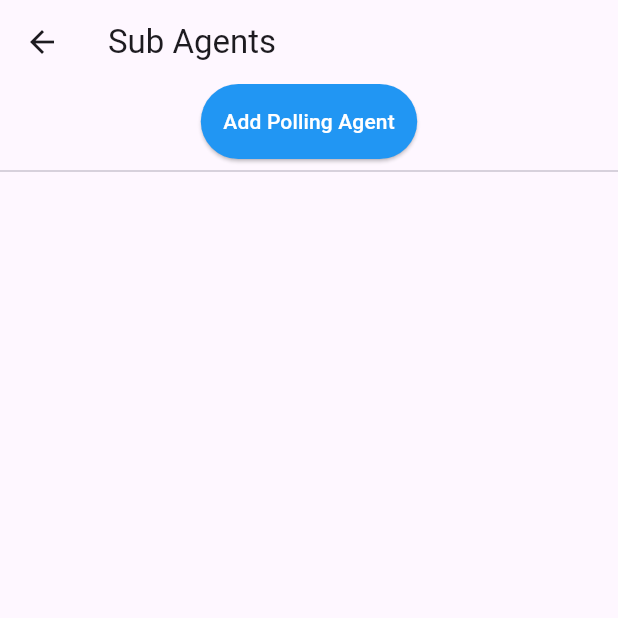
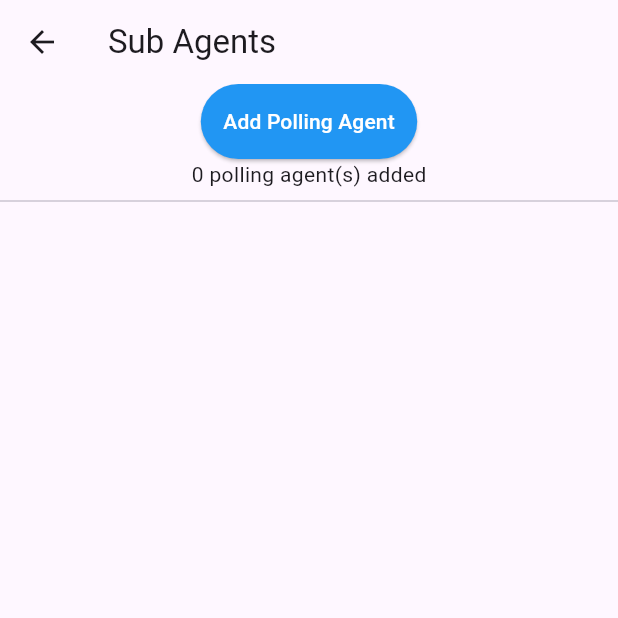
Before and after one commit to Election-Audits/pa-flutter2, a Flutter app: the AgentPage screen opened directly, on a phone screen of 412 x 824 dp, the top half of it. Run offline on Flutter 3.47's test engine with Material 3 defaults, Android fonts, the phone set to English and light mode, and no system bars; our stand-ins replace cached_network_image, cookie_jar, date_format, dio, dio_cookie_manager, event_bus and 8 more; missing offline and left inert: devicelocale; accounts and stored records are empty; network calls fail; statements that could not run were skipped.

Commit message:
Now showing agents added on init of Agents screen

```diff
--- a/i18n/en-US.json
+++ b/i18n/en-US.json
@@ -58,6 +58,7 @@
     "loginCodes": "Login Codes",
     "myElectAreas": "My Electoral Areas",
     "noAccountQuestion": "Don't have an account? ",
+    "notSignedUp": "not signed up",
     "numberAgentsAdded": "{numAgents} polling agent(s) added",
     "otherNames": "other names",
     "otherNamesOptional": "other names (optional)",
@@ -68,6 +69,7 @@
     "phoneError": "must enter phone number",
     "phoneHint": "0240001234",
     "previouslyAdded": "Previously added",
+    "signedUp": "signed up",
     "somethingWentWrong": "Sorry, something went wrong. Try again later",
     "subAgents": "Sub Agents",
     "submit": "Submit",
--- a/lib/page/subagent/agent.dart
+++ b/lib/page/subagent/agent.dart
@@ -33,34 +33,18 @@ class _AgentPageState extends ConsumerState<AgentPage> {
 
   _AgentPageState(this.isLoginCodeScreen) : super();
 
-  // array of subAgents to add
-  // final List subAgents = [
-  //   {"name": "Jacob Tetteh", "email": "p1-1@example.com", "phone": "0240010001", "hasSignedUp": true},
-  //   {"name": "Eugenia Doe", "email": "p1-2@example.com", "hasSignedUp": false}
-  // ];
-
-  ///
-  // Widget processSubAgent(var input) {
-  //   return Text("Ok here i am");
-  // }
-
-  final List<Widget> agentWidgets = [];
-  // [
-  //   Column(children: [
-  //     Text("Name One"), Text("0240010001"), Divider()
-  //   ],),
-  //   Column(children: [
-  //     Text("Name Two"), Text("blah@example.com"), Divider()
-  //   ],)
-  // ];
+  List<Widget> agentWidgets = [];
+  int numAgentsAdded = 0;
 
 
   @override
   void initState() {
     super.initState();
     // get the subAgents
+    getSubAgentsQuery();
   }
 
+  //@override void didChangeDependencies ()
 
   @override
   Widget build(BuildContext context) {
@@ -77,14 +61,7 @@ class _AgentPageState extends ConsumerState<AgentPage> {
             children: [
               // show 'add agent' button
               isLoginCodeScreen ? SizedBox.shrink()
-              : //Padding(
-                //padding: const EdgeInsets.only(top: 28.0),
-                //child:
-                  //Row(
-                  //children: <Widget>[
-                    //Expanded(child: Builder(builder: (context) {
-                      //return
-                      ElevatedButton(
+              : ElevatedButton(
                   style: TextButton.styleFrom(
                       foregroundColor: Theme.of(context).primaryColor,
                       padding: EdgeInsets.all(15.0)),
@@ -93,15 +70,13 @@ class _AgentPageState extends ConsumerState<AgentPage> {
                   onPressed: () { // navigate to screen for adding subagents
                     Navigator.of(context).push(MaterialPageRoute(
                       builder: (context) {
-                              return AgentFormPage(numAgentsAdded: 0,); // TODO: set numAgentsAdded
+                        return AgentFormPage(numAgentsAdded: numAgentsAdded,);
                       }
                     ));
                   },
-                      ),//;
-                    //})),
-                  //],
-                //),
-              //)
+                ),
+              isLoginCodeScreen ? SizedBox.shrink()
+              : Text(I18n.of(context)!.numberAgentsAdded(numAgentsAdded.toString())),
               Divider(),
               ListView.builder(
                 shrinkWrap: true,
@@ -114,16 +89,6 @@ class _AgentPageState extends ConsumerState<AgentPage> {
                   //   child: Center(child: Text('Entry $index')),
                   // );
                   return agentWidgets[index];
-                  //Column(
-                          // children: [
-                          //   Text('My name'),
-                          //   Text('my email address'),
-                          //   Text('my phone number'),
-                          //   Text('Not signed up', style: TextStyle(color: Colors.red),),
-                          //   //SizedBox(width: 50, height: 25, )
-                          //   Divider()
-                          // ],
-                  //);
                 }
               )
             ],
@@ -137,14 +102,61 @@ class _AgentPageState extends ConsumerState<AgentPage> {
 
   /// get subAgents on init
   Future getSubAgentsQuery() async {
+    debugPrint('getSubAgentsQuery..');
+
+    // show loading dialog/spinner
+    // showDialog(
+    //   context: context,
+    //   barrierDismissible: false,
+    //   builder: (BuildContext context) {
+    //     return LoadingDialog(
+    //       showContent: false,
+    //       backgroundColor: Colors.black38,
+    //       loadingView: SpinKitCircle(color: Colors.white),
+    //     );
+    //   }
+    // );
+
     try {
       var response = await XHttp.get('/subagents');
+
+      ///Navigator.of(context).pop(); // pop loading dialog/spinner
       int status = response.statusCode;
 
       if (status == 200) {
         // update agentWidgets
+        var subAgents = response.data;
+        debugPrint('sub agents: $subAgents');
+
+        List<Widget> tmpWidgets = [];
+        //tmpWidgets.addAll(
+        subAgents.forEach((agent){
+          debugPrint('agent: $agent');
+          var name = '';
+          if (agent.containsKey('otherNames')) name += agent['otherNames'];
+          if (agent.containsKey('surname')) name += ' ${agent['surname']}';
+          // check if user completed signup
+          bool emailConfirmed = agent.containsKey('emailConfirmed') && agent.emailConfirmed;
+          bool phoneConfirmed = agent.containsKey('phoneConfirmed') && agent.phoneConfirmed;
+          bool hasSignedUp = emailConfirmed || phoneConfirmed;
+
+          tmpWidgets.add(
+            Column(children: [ // return
+              name.isNotEmpty ? Text(name) : SizedBox.shrink(),
+              agent.containsKey('email') ? Text(agent['email']) : SizedBox.shrink(),
+              agent.containsKey('phone') ? Text(agent['phone']) : SizedBox.shrink(),
+              hasSignedUp ? Text(I18n.of(context)!.signedUp, style: TextStyle(color: Colors.green),)
+              : Text(I18n.of(context)!.notSignedUp, style: TextStyle(color: Colors.red)),
+              Divider()
+              ],
+            )
+          );
+        });
+        //);
+
         setState(() {
-
+          numAgentsAdded = subAgents.length;
+          agentWidgets = tmpWidgets;
         });
 
       } else if (status == 400) {
@@ -164,30 +176,4 @@ class _AgentPageState extends ConsumerState<AgentPage> {
     return 5;
   }
 
-
-  // void closeKeyboard(BuildContext context) {
-  //   FocusScope.of(context).requestFocus(blankNode);
-  // }
-
-  ///
-  // Future onSubmit(BuildContext context) async {
-  //   closeKeyboard(context);
-
-  //   // show loading dialog/spinner
-  //   showDialog(
-  //     context: context,
-  //     barrierDismissible: false,
-  //     builder: (BuildContext context) {
-  //       return LoadingDialog(
-  //         showContent: false,
-  //         backgroundColor: Colors.black38,
-  //         loadingView: SpinKitCircle(color: Colors.white),
-  //       );
-  //     }
-  //   );
-
-  //   // send data
-  // }
-
-
 }
```
Also changed, not shown: lib/generated/i18n.dart. Lines whose indentation alone changed are shown as unchanged.
